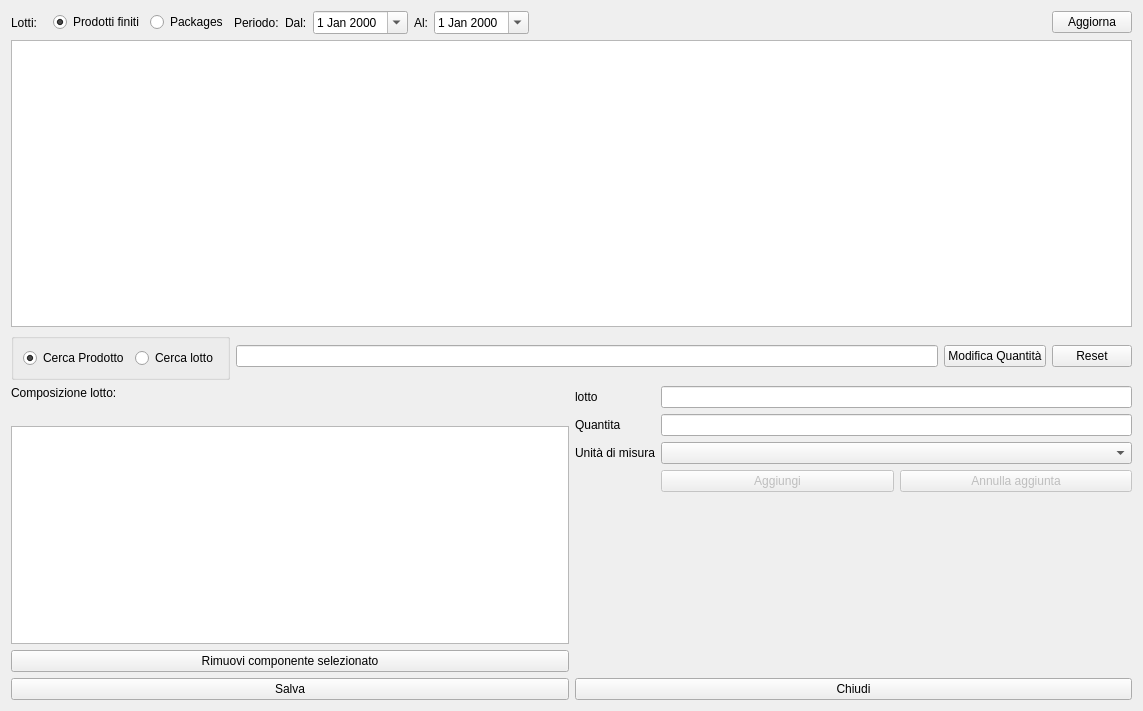
This is hmodifyprod.ui in fblabs/hamlet-mod-sancon as Qt 5 draws it before an edit. The edited form follows.
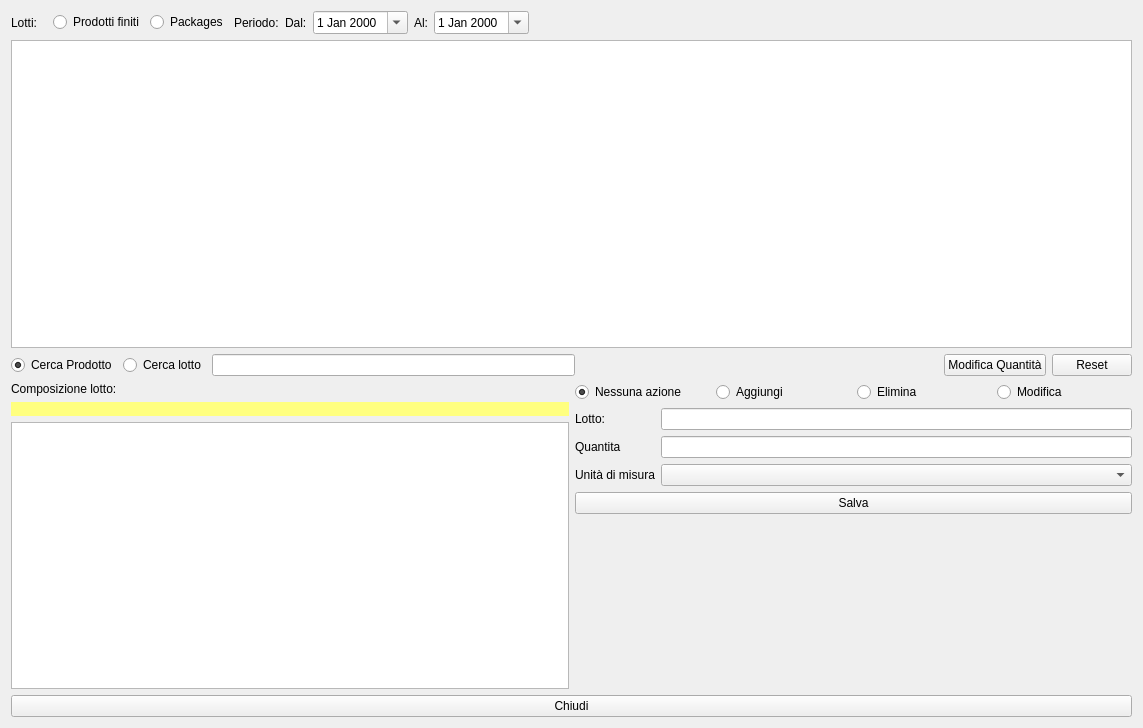
This is the edited form. Icons and pictures are not drawn.

```diff
--- a/hmodifyprod.ui
+++ b/hmodifyprod.ui
@@ -10,7 +10,7 @@
     <x>0</x>
     <y>0</y>
     <width>1143</width>
-    <height>711</height>
+    <height>728</height>
    </rect>
   </property>
   <property name="windowTitle">
@@ -20,11 +20,9 @@
    <iconset resource="icons.qrc">
     <normaloff>:/Resources/Pencil.PNG</normaloff>:/Resources/Pencil.PNG</iconset>
   </property>
-  <layout class="QVBoxLayout" name="verticalLayout_4">
+  <layout class="QVBoxLayout" name="verticalLayout_3">
    <item>
-    <layout class="QVBoxLayout" name="verticalLayout">
-     <item>
-      <layout class="QHBoxLayout" name="horizontalLayout_3">
+    <layout class="QHBoxLayout" name="horizontalLayout">
        <item>
         <widget class="QLabel" name="label">
          <property name="text">
@@ -53,54 +51,41 @@
         </widget>
        </item>
        <item>
-        <layout class="QGridLayout" name="gridLayout_2">
-         <item row="0" column="6">
-          <widget class="QPushButton" name="pushButton_6">
-           <property name="text">
-            <string>Aggiorna</string>
-           </property>
-           <property name="icon">
-            <iconset resource="icons.qrc">
-             <normaloff>:/Resources/Counterclockwise-arrow64.png</normaloff>:/Resources/Counterclockwise-arrow64.png</iconset>
-           </property>
-          </widget>
-         </item>
-         <item row="0" column="2">
-          <widget class="QDateEdit" name="deDal">
-           <property name="calendarPopup">
-            <bool>true</bool>
-           </property>
-          </widget>
-         </item>
-         <item row="0" column="3">
-          <widget class="QLabel" name="label_9">
-           <property name="text">
-            <string>Al:</string>
-           </property>
-          </widget>
-         </item>
-         <item row="0" column="4">
-          <widget class="QDateEdit" name="deAl">
-           <property name="calendarPopup">
-            <bool>true</bool>
-           </property>
-          </widget>
-         </item>
-         <item row="0" column="0">
           <widget class="QLabel" name="label_5">
            <property name="text">
             <string>Periodo:</string>
            </property>
           </widget>
          </item>
-         <item row="0" column="1">
+     <item>
           <widget class="QLabel" name="label_8">
            <property name="text">
             <string>Dal:</string>
            </property>
           </widget>
          </item>
-         <item row="0" column="5">
+     <item>
+      <widget class="QDateEdit" name="deDal">
+       <property name="calendarPopup">
+        <bool>true</bool>
+       </property>
+      </widget>
+     </item>
+     <item>
+      <widget class="QLabel" name="label_9">
+       <property name="text">
+        <string>Al:</string>
+       </property>
+      </widget>
+     </item>
+     <item>
+      <widget class="QDateEdit" name="deAl">
+       <property name="calendarPopup">
+        <bool>true</bool>
+       </property>
+      </widget>
+     </item>
+     <item>
           <spacer name="horizontalSpacer">
            <property name="orientation">
             <enum>Qt::Horizontal</enum>
@@ -115,8 +100,6 @@
          </item>
         </layout>
        </item>
-      </layout>
-     </item>
      <item>
       <widget class="QTableView" name="tvLots">
        <property name="editTriggers">
@@ -143,16 +126,9 @@
       </widget>
      </item>
      <item>
-      <layout class="QHBoxLayout" name="horizontalLayout_5">
+    <layout class="QHBoxLayout" name="horizontalLayout_7">
        <item>
-        <widget class="QGroupBox" name="groupBox">
-         <property name="title">
-          <string/>
-         </property>
-         <property name="alignment">
-          <set>Qt::AlignLeading|Qt::AlignLeft|Qt::AlignTop</set>
-         </property>
-         <layout class="QHBoxLayout" name="horizontalLayout_6">
+      <layout class="QHBoxLayout" name="horizontalLayout_2">
           <item>
            <widget class="QRadioButton" name="rbprod">
             <property name="text">
@@ -161,6 +137,9 @@
             <property name="checked">
              <bool>true</bool>
             </property>
+         <attribute name="buttonGroup">
+          <string notr="true">buttonGroup_2</string>
+         </attribute>
            </widget>
           </item>
           <item>
@@ -168,10 +147,12 @@
             <property name="text">
              <string>Cerca lotto</string>
             </property>
+         <attribute name="buttonGroup">
+          <string notr="true">buttonGroup_2</string>
+         </attribute>
            </widget>
           </item>
          </layout>
-        </widget>
        </item>
        <item>
         <widget class="QLineEdit" name="leSearch">
@@ -190,6 +171,21 @@
         </widget>
        </item>
        <item>
+      <spacer name="horizontalSpacer_3">
+       <property name="orientation">
+        <enum>Qt::Horizontal</enum>
+       </property>
+       <property name="sizeHint" stdset="0">
+        <size>
+         <width>40</width>
+         <height>20</height>
+        </size>
+       </property>
+      </spacer>
+     </item>
+     <item>
+      <layout class="QHBoxLayout" name="horizontalLayout_6">
+       <item>
         <widget class="QPushButton" name="pbUpdateAmount">
          <property name="text">
           <string>Modifica Quantità</string>
@@ -225,10 +221,12 @@
        </item>
       </layout>
      </item>
+    </layout>
+   </item>
      <item>
-      <layout class="QHBoxLayout" name="horizontalLayout_4">
+    <layout class="QHBoxLayout" name="horizontalLayout_5">
        <item>
-        <layout class="QVBoxLayout" name="verticalLayout_3">
+      <layout class="QVBoxLayout" name="verticalLayout">
          <item>
           <widget class="QLabel" name="label_2">
            <property name="text">
@@ -238,6 +236,9 @@
          </item>
          <item>
           <widget class="QLabel" name="lbProd">
+         <property name="styleSheet">
+          <string notr="true">background-color: rgb(255, 255, 127);</string>
+         </property>
            <property name="text">
             <string/>
            </property>
@@ -253,33 +254,66 @@
            </property>
           </widget>
          </item>
-         <item>
-          <widget class="QPushButton" name="pushButton_3">
-           <property name="text">
-            <string>Rimuovi componente selezionato</string>
-           </property>
-           <property name="icon">
-            <iconset resource="icons.qrc">
-             <normaloff>:/Resources/Minus.PNG</normaloff>:/Resources/Minus.PNG</iconset>
-           </property>
-          </widget>
-         </item>
         </layout>
        </item>
        <item>
         <layout class="QVBoxLayout" name="verticalLayout_2">
          <item>
-          <layout class="QFormLayout" name="formLayout_2">
+        <layout class="QHBoxLayout" name="horizontalLayout_4">
+         <item>
+          <widget class="QRadioButton" name="rbNoAction">
+           <property name="text">
+            <string>Nessuna azione</string>
+           </property>
+           <property name="checked">
+            <bool>true</bool>
+           </property>
+           <attribute name="buttonGroup">
+            <string notr="true">buttonGroup</string>
+           </attribute>
+          </widget>
+         </item>
+         <item>
+          <widget class="QRadioButton" name="rbAdd">
+           <property name="text">
+            <string>Aggiungi</string>
+           </property>
+           <attribute name="buttonGroup">
+            <string notr="true">buttonGroup</string>
+           </attribute>
+          </widget>
+         </item>
+         <item>
+          <widget class="QRadioButton" name="rbDelete">
+           <property name="text">
+            <string>Elimina</string>
+           </property>
+           <attribute name="buttonGroup">
+            <string notr="true">buttonGroup</string>
+           </attribute>
+          </widget>
+         </item>
+         <item>
+          <widget class="QRadioButton" name="rbUpdate">
+           <property name="text">
+            <string>Modifica</string>
+           </property>
+           <attribute name="buttonGroup">
+            <string notr="true">buttonGroup</string>
+           </attribute>
+          </widget>
+         </item>
+        </layout>
+       </item>
+       <item>
+        <layout class="QFormLayout" name="formLayout">
            <item row="0" column="0">
             <widget class="QLabel" name="label_4">
              <property name="text">
-              <string>lotto</string>
+            <string>Lotto:</string>
              </property>
             </widget>
            </item>
-           <item row="0" column="1">
-            <widget class="QLineEdit" name="leLotto"/>
-           </item>
            <item row="1" column="0">
             <widget class="QLabel" name="label_6">
              <property name="text">
@@ -300,48 +334,15 @@
            <item row="3" column="1">
             <widget class="QComboBox" name="cbUm"/>
            </item>
-           <item row="4" column="1">
-            <layout class="QHBoxLayout" name="horizontalLayout_2">
-             <item>
-              <widget class="QPushButton" name="pushButton_4">
-               <property name="enabled">
-                <bool>false</bool>
-               </property>
-               <property name="text">
-                <string>Aggiungi</string>
-               </property>
-               <property name="icon">
-                <iconset resource="icons.qrc">
-                 <normaloff>:/Resources/Plus.PNG</normaloff>:/Resources/Plus.PNG</iconset>
-               </property>
-              </widget>
-             </item>
-             <item>
-              <widget class="QPushButton" name="pushButton_5">
-               <property name="enabled">
-                <bool>false</bool>
-               </property>
-               <property name="text">
-                <string>Annulla aggiunta</string>
-               </property>
-               <property name="icon">
-                <iconset resource="icons.qrc">
-                 <normaloff>:/Resources/Banned-Sign.PNG</normaloff>:/Resources/Banned-Sign.PNG</iconset>
-               </property>
-              </widget>
-             </item>
-            </layout>
-           </item>
-          </layout>
-         </item>
-        </layout>
-       </item>
-      </layout>
-     </item>
-    </layout>
-   </item>
-   <item>
-    <layout class="QHBoxLayout" name="horizontalLayout">
+         <item row="0" column="1">
+          <widget class="QLineEdit" name="leLotto">
+           <property name="clearButtonEnabled">
+            <bool>true</bool>
+           </property>
+          </widget>
+         </item>
+        </layout>
+       </item>
      <item>
       <widget class="QPushButton" name="pushButton">
        <property name="text">
@@ -360,6 +361,26 @@
       </widget>
      </item>
      <item>
+        <spacer name="verticalSpacer">
+         <property name="orientation">
+          <enum>Qt::Vertical</enum>
+         </property>
+         <property name="sizeHint" stdset="0">
+          <size>
+           <width>20</width>
+           <height>40</height>
+          </size>
+         </property>
+        </spacer>
+       </item>
+       <item>
+        <layout class="QHBoxLayout" name="horizontalLayout_3"/>
+       </item>
+      </layout>
+     </item>
+    </layout>
+   </item>
+   <item>
       <widget class="QPushButton" name="pushButton_2">
        <property name="text">
         <string>Chiudi</string>
@@ -377,8 +398,6 @@
       </widget>
      </item>
     </layout>
-   </item>
-  </layout>
  </widget>
  <resources>
   <include location="icons.qrc"/>
```
Left out of the diff: 4 changed lines with no effect on the pictures. Lines whose indentation alone changed are shown as unchanged.
